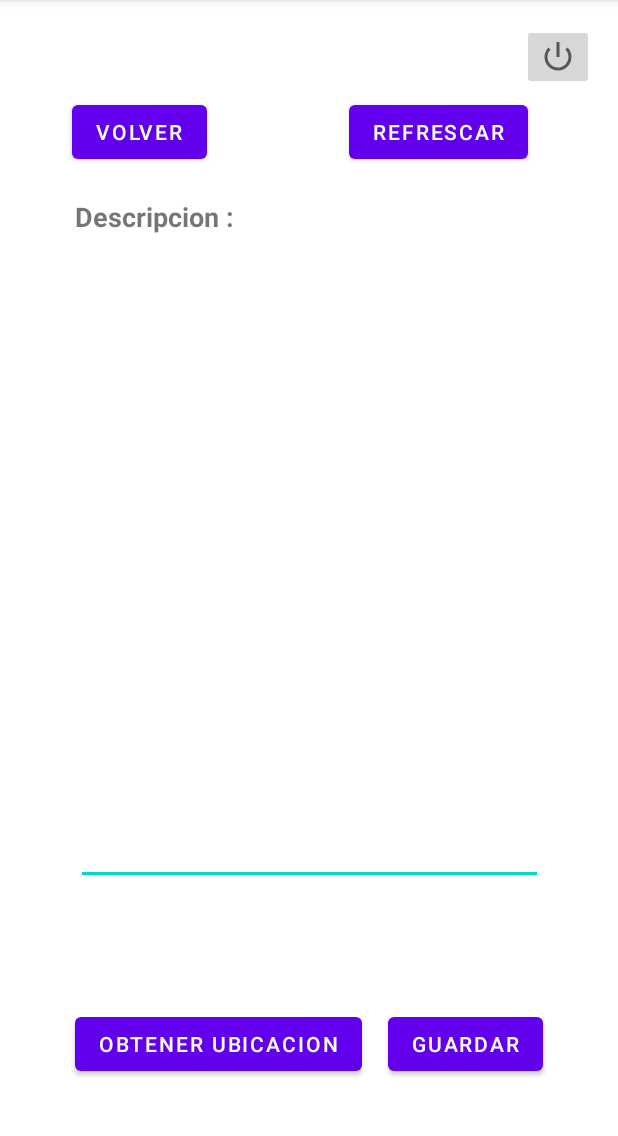
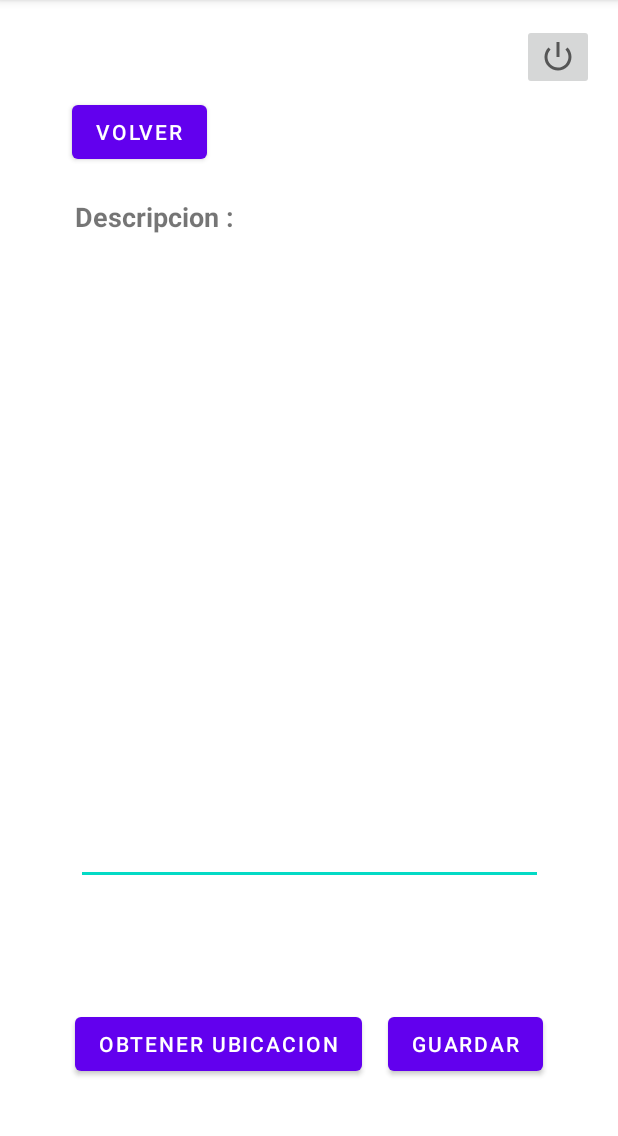
Before and after one commit to SmileeDog/IndividualFernando, an Android app: the FormularioComentarioActivity screen opened directly, with no data from a screen before it, on a phone screen of 412 x 824 dp, the part 84-1220 px from its top. Run offline under Robolectric (Android 15) with nearby library versions, the phone set to English and light mode, and no system bars; our stand-ins replace Firebase (no records; nobody signed in at launch, a user with empty details on screens opened directly); libraries missing offline, so code that uses them is left out: com.firebase.ui; 1 statement that could not run was skipped.

Commit message:
el inicio del fin

```diff
--- a/app/src/main/res/layout/activity_formulario_comentario.xml
+++ b/app/src/main/res/layout/activity_formulario_comentario.xml
@@ -79,17 +79,6 @@
         app:layout_constraintTop_toTopOf="parent" />
 
     <Button
-        android:id="@+id/button16"
-        android:layout_width="wrap_content"
-        android:layout_height="wrap_content"
-        android:layout_marginTop="64dp"
-        android:layout_marginEnd="60dp"
-        android:onClick="refresss"
-        android:text="Refrescar"
-        app:layout_constraintEnd_toEndOf="parent"
-        app:layout_constraintTop_toTopOf="parent" />
-
-    <Button
         android:id="@+id/button22"
         android:layout_width="wrap_content"
         android:layout_height="wrap_content"
```
